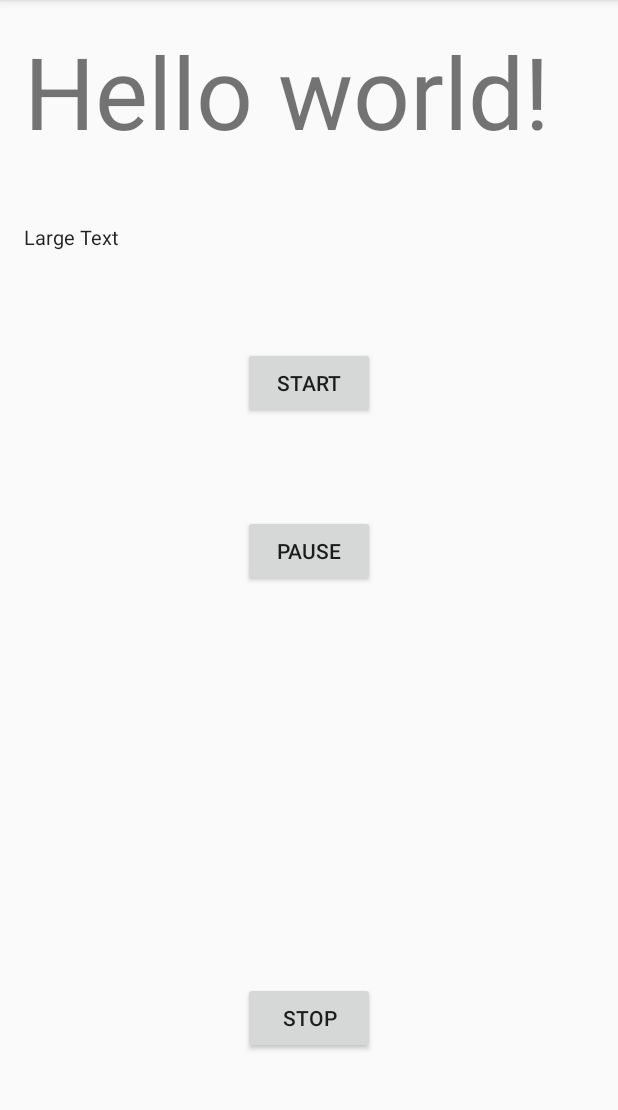
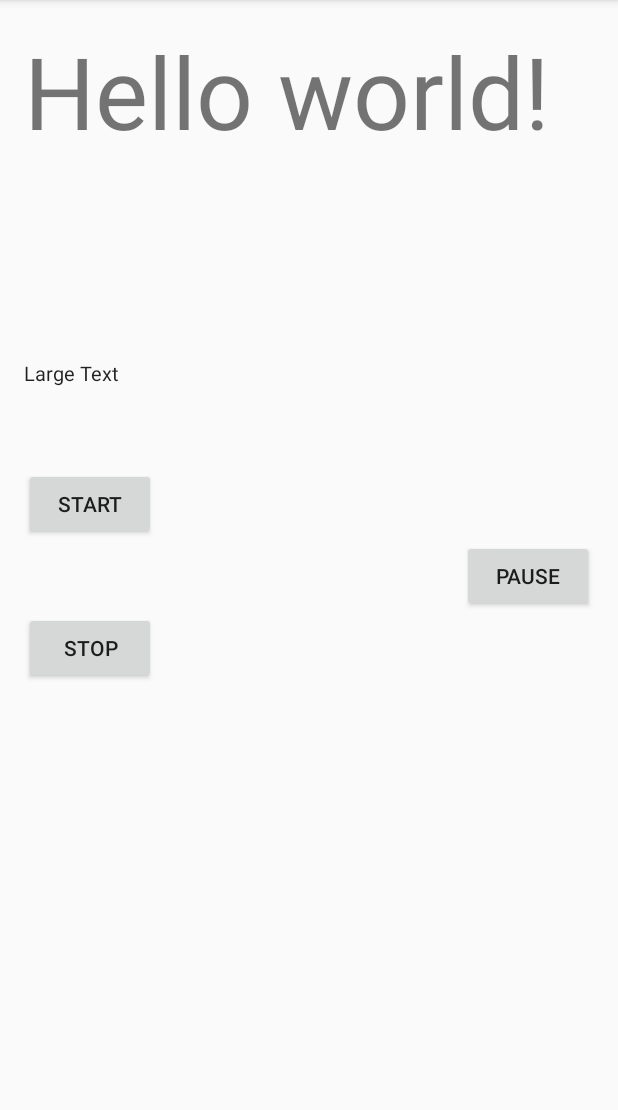
Before and after one commit to maxamillion32/FightTimer, an Android app: the screen it shows after launch (MainActivity), on a phone screen of 412 x 824 dp, the part 84-1194 px from its top. Run offline under Robolectric (Android 15) with nearby library versions, the phone set to English and light mode, and no system bars.

Commit message:
Adds tabata example

```diff
--- a/app/src/main/java/com/fighttimer/stambeto09/fighttimer/MainActivity.java
+++ b/app/src/main/java/com/fighttimer/stambeto09/fighttimer/MainActivity.java
@@ -31,7 +31,7 @@ public class MainActivity extends ActionBarActivity implements View.OnClickListe
         pauseButton = (Button) findViewById(R.id.button2);
         stopButton = (Button) findViewById(R.id.button3);
         // Minutes, seconds, minutes, seconds
-        fightTimer = new FightTimer(0, 5, 0, 3, 3, textView, roundView);
+        fightTimer = new FightTimer(0, 20, 0, 10, 8, textView, roundView);
         timer = new Timer(5, 0, textView);
         startButton.setOnClickListener(this);
         pauseButton.setOnClickListener(this);
--- a/app/src/main/res/layout/activity_main.xml
+++ b/app/src/main/res/layout/activity_main.xml
@@ -16,29 +16,27 @@
         android:layout_height="wrap_content"
         android:text="Start"
         android:id="@+id/button"
-        android:layout_marginTop="64dp"
-        android:layout_below="@+id/roundView"
-        android:layout_alignLeft="@+id/button2"
-        android:layout_alignStart="@+id/button2" />
+        android:layout_above="@+id/button2"
+        android:layout_alignParentLeft="true"
+        android:layout_alignParentStart="true" />
 
     <Button
         android:layout_width="wrap_content"
         android:layout_height="wrap_content"
         android:text="Pause"
         android:id="@+id/button2"
-        android:layout_marginTop="64dp"
-        android:layout_below="@+id/button"
-        android:layout_centerHorizontal="true" />
+        android:layout_centerVertical="true"
+        android:layout_alignParentRight="true"
+        android:layout_alignParentEnd="true" />
 
     <Button
         android:layout_width="wrap_content"
         android:layout_height="wrap_content"
         android:text="Stop"
         android:id="@+id/button3"
-        android:layout_alignParentBottom="true"
-        android:layout_alignLeft="@+id/button2"
-        android:layout_alignStart="@+id/button2"
-        android:layout_marginBottom="49dp" />
+        android:layout_below="@+id/button2"
+        android:layout_alignParentLeft="true"
+        android:layout_alignParentStart="true" />
 
     <TextView
         android:layout_width="wrap_content"
@@ -46,10 +44,10 @@
         android:textAppearance="?android:attr/textAppearanceLarge"
         android:text="Large Text"
         android:id="@+id/roundView"
-        android:layout_below="@+id/textView"
+        android:textSize="20px"
+        android:layout_above="@+id/button"
         android:layout_alignParentLeft="true"
         android:layout_alignParentStart="true"
-        android:layout_marginTop="43dp"
-        android:textSize="20px"/>
+        android:layout_marginBottom="54dp" />
 
 </RelativeLayout>
```
